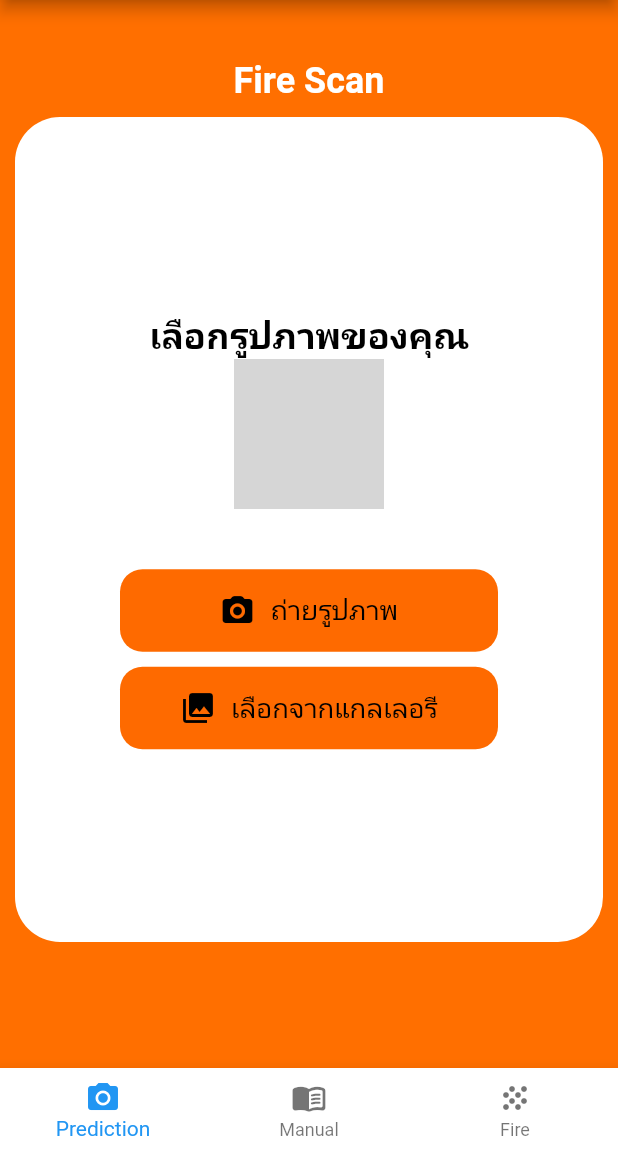
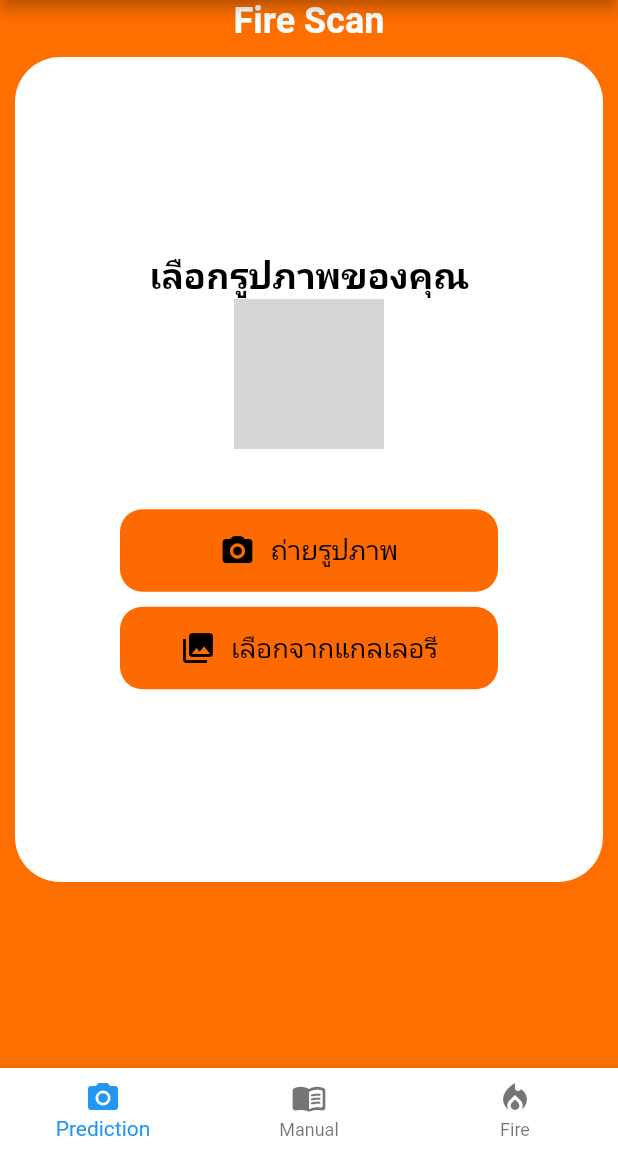
Before and after one commit to patpat46/FIRE_Smoke, a Flutter app: the screen it shows after launch, on a phone screen of 412 x 824 dp, the part 84-1236 px from its top. Run offline on Flutter 3.47's test engine with Material 2 defaults, Android fonts, the phone set to English and light mode, and no system bars; our stand-ins replace image_picker; missing offline and left inert: tflite; grey boxes are pictures that could not be loaded.

Commit message:
แก้หน้าจอแล้ว

```diff
--- a/lib/bar/tabbar.dart
+++ b/lib/bar/tabbar.dart
@@ -46,7 +46,7 @@ class _MyBottomBarState extends State<MyBottomBar> {
             label: 'Manual',
           ),
           BottomNavigationBarItem(
-            icon: Icon(Icons.grain),
+            icon: Icon(Icons.local_fire_department),
             label: 'Fire',
           ),
         ],
--- a/lib/screan/prediction.dart
+++ b/lib/screan/prediction.dart
@@ -110,7 +110,7 @@ class _PredictState extends State<Predict> {
       backgroundColor: Color.fromARGB(255, 255, 111, 0),
       body: Column(
         children: [
-          const Padding(padding: EdgeInsets.all(20)),
+          const Padding(padding: EdgeInsets.all(0)),
           Row(
             mainAxisAlignment: MainAxisAlignment.center,
             children: const [
```
